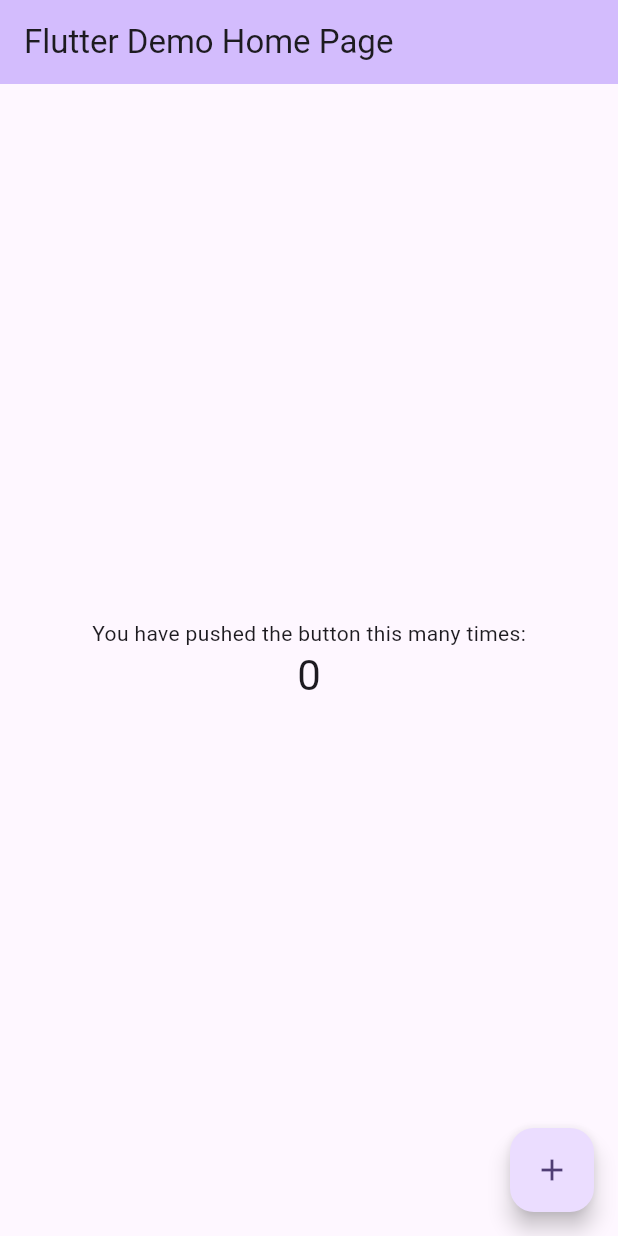
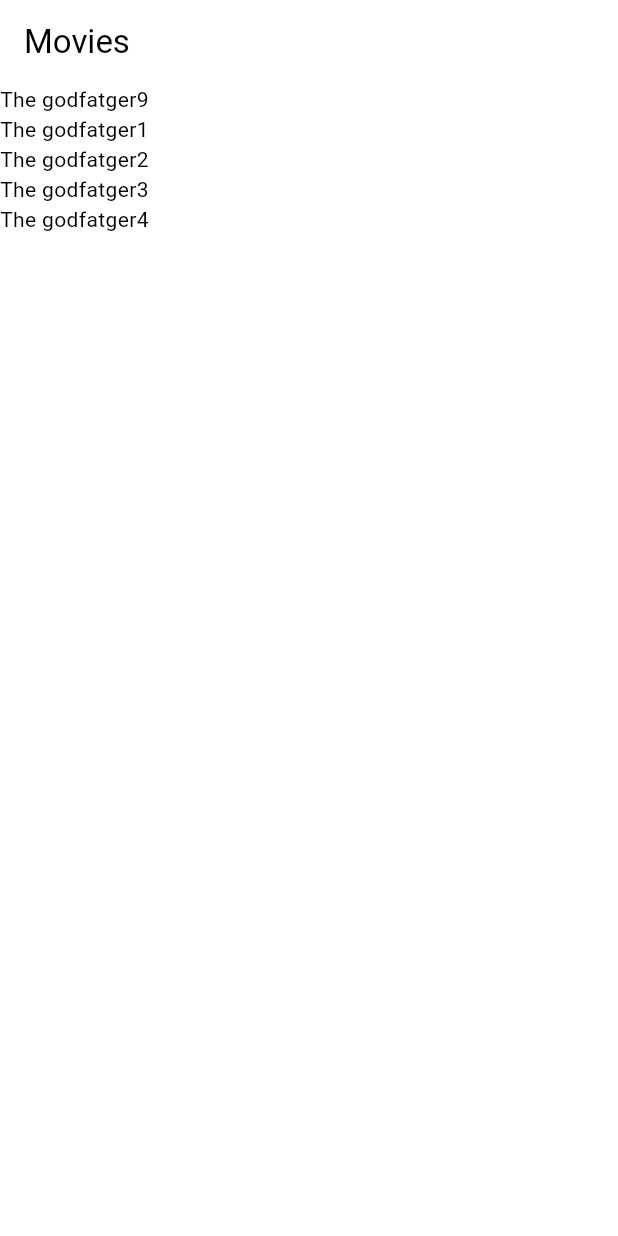
Before and after one commit to JaneGH/movie_app, a Flutter app: the screen it shows after launch, on a phone screen of 412 x 824 dp. Run offline on Flutter 3.47's test engine with Material 3 defaults, Android fonts, the phone set to English and light mode, and no system bars.

Commit message:
added List

```diff
--- a/lib/main.dart
+++ b/lib/main.dart
@@ -1,125 +1,58 @@
 import 'package:flutter/material.dart';
+import 'package:movie_app/providers/movie_provider.dart';
+import 'package:provider/provider.dart';
 
 void main() {
-  runApp(const MyApp());
+  runApp(ChangeNotifierProvider(
+      create: (BuildContext context) => MovieProvider(), child: const MyApp()));
 }
 
 class MyApp extends StatelessWidget {
-  const MyApp({super.key});
+  const MyApp({super.key}); // Removed 'super.key'
 
-  // This widget is the root of your application.
   @override
   Widget build(BuildContext context) {
     return MaterialApp(
       title: 'Flutter Demo',
       theme: ThemeData(
-        // This is the theme of your application.
-        //
-        // TRY THIS: Try running your application with "flutter run". You'll see
-        // the application has a purple toolbar. Then, without quitting the app,
-        // try changing the seedColor in the colorScheme below to Colors.green
-        // and then invoke "hot reload" (save your changes or press the "hot
-        // reload" button in a Flutter-supported IDE, or press "r" if you used
-        // the command line to start the app).
-        //
-        // Notice that the counter didn't reset back to zero; the application
-        // state is not lost during the reload. To reset the state, use hot
-        // restart instead.
-        //
-        // This works for code too, not just values: Most code changes can be
-        // tested with just a hot reload.
-        colorScheme: ColorScheme.fromSeed(seedColor: Colors.deepPurple),
+        colorScheme: ColorScheme.fromSwatch(
+          primarySwatch:
+              Colors.deepPurple, // Changed seedColor to primarySwatch
+        ),
         useMaterial3: true,
       ),
-      home: const MyHomePage(title: 'Flutter Demo Home Page'),
+      home: const Home(), // Removed 'Placeholder()' and replaced with 'Home()'
     );
   }
 }
 
-class MyHomePage extends StatefulWidget {
-  const MyHomePage({super.key, required this.title});
-
-  // This widget is the home page of your application. It is stateful, meaning
-  // that it has a State object (defined below) that contains fields that affect
-  // how it looks.
-
-  // This class is the configuration for the state. It holds the values (in this
-  // case the title) provided by the parent (in this case the App widget) and
-  // used by the build method of the State. Fields in a Widget subclass are
-  // always marked "final".
-
-  final String title;
+class Home extends StatefulWidget {
+  const Home({super.key});
 
   @override
-  State<MyHomePage> createState() => _MyHomePageState();
+  State<Home> createState() => _HomeState();
 }
 
-class _MyHomePageState extends State<MyHomePage> {
-  int _counter = 0;
-
-  void _incrementCounter() {
-    setState(() {
-      // This call to setState tells the Flutter framework that something has
-      // changed in this State, which causes it to rerun the build method below
-      // so that the display can reflect the updated values. If we changed
-      // _counter without calling setState(), then the build method would not be
-      // called again, and so nothing would appear to happen.
-      _counter++;
-    });
-  }
-
+class _HomeState extends State<Home> {
   @override
   Widget build(BuildContext context) {
-    // This method is rerun every time setState is called, for instance as done
-    // by the _incrementCounter method above.
-    //
-    // The Flutter framework has been optimized to make rerunning build methods
-    // fast, so that you can just rebuild anything that needs updating rather
-    // than having to individually change instances of widgets.
+    final movies = Provider.of<MovieProvider>(context)
+        .loadMovies(); // Moved inside build method
+
     return Scaffold(
       appBar: AppBar(
-        // TRY THIS: Try changing the color here to a specific color (to
-        // Colors.amber, perhaps?) and trigger a hot reload to see the AppBar
-        // change color while the other colors stay the same.
-        backgroundColor: Theme.of(context).colorScheme.inversePrimary,
-        // Here we take the value from the MyHomePage object that was created by
-        // the App.build method, and use it to set our appbar title.
-        title: Text(widget.title),
+        title: const Text('Movies'), // Wrapped 'Text' widget with 'const'
       ),
       body: Center(
-        // Center is a layout widget. It takes a single child and positions it
-        // in the middle of the parent.
-        child: Column(
-          // Column is also a layout widget. It takes a list of children and
-          // arranges them vertically. By default, it sizes itself to fit its
-          // children horizontally, and tries to be as tall as its parent.
-          //
-          // Column has various properties to control how it sizes itself and
-          // how it positions its children. Here we use mainAxisAlignment to
-          // center the children vertically; the main axis here is the vertical
-          // axis because Columns are vertical (the cross axis would be
-          // horizontal).
-          //
-          // TRY THIS: Invoke "debug painting" (choose the "Toggle Debug Paint"
-          // action in the IDE, or press "p" in the console), to see the
-          // wireframe for each widget.
-          mainAxisAlignment: MainAxisAlignment.center,
-          children: <Widget>[
-            const Text(
-              'You have pushed the button this many times:',
-            ),
-            Text(
-              '$_counter',
-              style: Theme.of(context).textTheme.headlineMedium,
-            ),
-          ],
+        child: ListView.builder(
+          itemCount:
+              movies.length, // Changed to use 'movies' instead of '_movieList'
+          itemBuilder: (context, index) {
+            return Text(
+                movies[index]); // Removed 'const' since content is dynamic
+          },
         ),
       ),
-      floatingActionButton: FloatingActionButton(
-        onPressed: _incrementCounter,
-        tooltip: 'Increment',
-        child: const Icon(Icons.add),
-      ), // This trailing comma makes auto-formatting nicer for build methods.
     );
   }
 }
--- /dev/null
+++ b/lib/providers/movie_provider.dart
@@ -0,0 +1,16 @@
+import 'package:flutter/material.dart';
+
+class MovieProvider extends ChangeNotifier {
+  final List<String> _movieList = [
+    "The godfatger9",
+    "The godfatger1",
+    "The godfatger2",
+    "The godfatger3",
+    "The godfatger4",
+  ];
+
+  List<String> get movieList => movieList;
+  List<String> loadMovies() {
+    return _movieList;
+  }
+}
```
Also changed, not shown: pubspec.yaml (+4 -12 lines), pubspec.lock.
